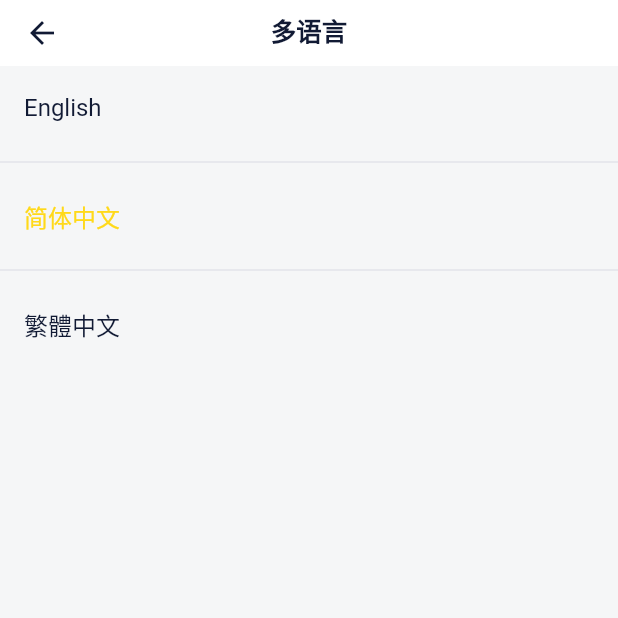
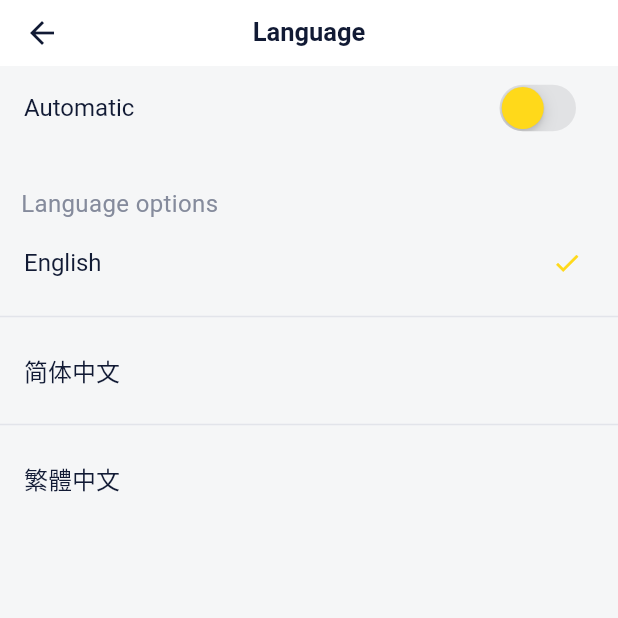
Before and after one commit to TryImpossible/moodary_flutter, a Flutter app: the LanguageSettingsScreen screen opened directly, on a phone screen of 412 x 824 dp, the top half of it. Run offline on Flutter 3.47's test engine with Material 3 defaults, Android fonts, the light colour scheme and no system bars; our stand-ins replace flutter_riverpod, freezed_annotation, go_router, riverpod_annotation, shared_preferences; accounts and stored records are empty; generated files the repository leaves out were written again.

Commit message:
feat: 多语言设置支持跟随系统功能

```diff
--- a/lib/config/l10n/intl/messages_en.dart
+++ b/lib/config/l10n/intl/messages_en.dart
@@ -24,6 +24,10 @@ class MessageLookup extends MessageLookupByLibrary {
   static Map<String, Function> _notInlinedMessages(_) => <String, Function>{
     "app_name": MessageLookupByLibrary.simpleMessage("moodary"),
     "dark": MessageLookupByLibrary.simpleMessage("dark"),
+    "follow_system": MessageLookupByLibrary.simpleMessage("Automatic"),
+    "language_options": MessageLookupByLibrary.simpleMessage(
+      "Language options",
+    ),
     "light": MessageLookupByLibrary.simpleMessage("light"),
     "log_mood": MessageLookupByLibrary.simpleMessage("log mood"),
     "mulit_language": MessageLookupByLibrary.simpleMessage("Language"),
--- a/lib/config/l10n/intl/messages_zh_Hans.dart
+++ b/lib/config/l10n/intl/messages_zh_Hans.dart
@@ -24,6 +24,8 @@ class MessageLookup extends MessageLookupByLibrary {
   static Map<String, Function> _notInlinedMessages(_) => <String, Function>{
     "app_name": MessageLookupByLibrary.simpleMessage("moodary"),
     "dark": MessageLookupByLibrary.simpleMessage("深色"),
+    "follow_system": MessageLookupByLibrary.simpleMessage("跟随系统"),
+    "language_options": MessageLookupByLibrary.simpleMessage("语言选项"),
     "light": MessageLookupByLibrary.simpleMessage("浅色"),
     "log_mood": MessageLookupByLibrary.simpleMessage("记心情"),
     "mulit_language": MessageLookupByLibrary.simpleMessage("多语言"),
--- a/lib/config/l10n/intl/messages_zh_Hant.dart
+++ b/lib/config/l10n/intl/messages_zh_Hant.dart
@@ -24,6 +24,8 @@ class MessageLookup extends MessageLookupByLibrary {
   static Map<String, Function> _notInlinedMessages(_) => <String, Function>{
     "app_name": MessageLookupByLibrary.simpleMessage("moodary"),
     "dark": MessageLookupByLibrary.simpleMessage("深色"),
+    "follow_system": MessageLookupByLibrary.simpleMessage("系統預設"),
+    "language_options": MessageLookupByLibrary.simpleMessage("語言選項"),
     "light": MessageLookupByLibrary.simpleMessage("淺色"),
     "log_mood": MessageLookupByLibrary.simpleMessage("記心情"),
     "mulit_language": MessageLookupByLibrary.simpleMessage("多語言"),
--- a/lib/config/l10n/intl_en.arb
+++ b/lib/config/l10n/intl_en.arb
@@ -7,6 +7,9 @@
   "settings": "Settings",
 
   "mulit_language": "Language",
+  "language_options": "Language options",
+
+  "follow_system": "Automatic",
 
   "theme": "Theme",
   "light": "light",
--- a/lib/config/l10n/intl_zh_Hans.arb
+++ b/lib/config/l10n/intl_zh_Hans.arb
@@ -7,6 +7,9 @@
   "settings": "设置",
 
   "mulit_language": "多语言",
+  "language_options": "语言选项",
+
+  "follow_system": "跟随系统",
 
   "theme": "主题",
   "light": "浅色",
--- a/lib/config/l10n/intl_zh_Hant.arb
+++ b/lib/config/l10n/intl_zh_Hant.arb
@@ -7,6 +7,9 @@
   "settings": "設置",
 
   "mulit_language": "多語言",
+  "language_options": "語言選項",
+
+  "follow_system": "系統預設",
 
   "theme": "主題",
   "light": "淺色",
--- a/lib/config/l10n/l10n.dart
+++ b/lib/config/l10n/l10n.dart
@@ -85,6 +85,21 @@
     return Intl.message('Language', name: 'mulit_language', desc: '', args: []);
   }
 
+  /// `Language options`
+  String get language_options {
+    return Intl.message(
+      'Language options',
+      name: 'language_options',
+      desc: '',
+      args: [],
+    );
+  }
+
+  /// `Automatic`
+  String get follow_system {
+    return Intl.message('Automatic', name: 'follow_system', desc: '', args: []);
+  }
+
   /// `Theme`
   String get theme {
     return Intl.message('Theme', name: 'theme', desc: '', args: []);
--- a/lib/core/l10n/l10n_state.dart
+++ b/lib/core/l10n/l10n_state.dart
@@ -1,25 +1,15 @@
-import 'package:freezed_annotation/freezed_annotation.dart';
 import 'dart:ui';
 
+import 'package:flutter/cupertino.dart';
+import 'package:freezed_annotation/freezed_annotation.dart';
+
 part 'l10n_state.freezed.dart';
-
-extension LocalExt on Locale {
-  String getString() {
-    return switch (this) {
-      const Locale.fromSubtags(languageCode: 'en') => 'English',
-      const Locale.fromSubtags(languageCode: 'zh', scriptCode: 'Hans') =>
-        '简体中文',
-      const Locale.fromSubtags(languageCode: 'zh', scriptCode: 'Hant') =>
-        '繁體中文',
-      _ => 'English',
-    };
-  }
-}
 
 @freezed
 class L10nState with _$L10nState {
   const factory L10nState({
-    required Locale locale,
+    required bool isFollowSystem,
+    required Locale? locale,
     required List<Locale> supportedLocales,
   }) = _L10nState;
 }
--- a/lib/features/settings/presentation/language_settings/language_settings_screen.dart
+++ b/lib/features/settings/presentation/language_settings/language_settings_screen.dart
@@ -1,24 +1,73 @@
+import 'package:flutter/cupertino.dart';
 import 'package:flutter/material.dart';
 import 'package:flutter_riverpod/flutter_riverpod.dart';
 import 'package:moodary_flutter/config/resources/resources.dart';
 import 'package:moodary_flutter/core/l10n/l10n_manager.dart';
 import 'package:moodary_flutter/core/l10n/l10n_state.dart';
+import 'package:moodary_flutter/core/utils/locale_utils.dart';
 
-class LanguageSettingsScreen extends ConsumerWidget {
+class LanguageSettingsScreen extends StatelessWidget {
   const LanguageSettingsScreen({super.key});
+
+  @override
+  Widget build(BuildContext context) {
+    return Scaffold(
+      appBar: AppBar(
+        title: Text(context.string.mulit_language),
+        centerTitle: true,
+      ),
+      body: const Column(
+        children: <Widget>[
+          _FollowSystemItem(),
+          SizedBox(height: 24),
+          _LanguageOptionsList(),
+        ],
+      ),
+    );
+  }
+}
+
+class _FollowSystemItem extends ConsumerWidget {
+  const _FollowSystemItem({super.key});
+
+  @override
+  Widget build(BuildContext context, WidgetRef ref) {
+    final bool isFollowSystem = ref.watch(
+        l10nManagerProvider.select((L10nState state) => state.isFollowSystem));
+    return ListTile(
+      title: Text(context.string.follow_system),
+      trailing: CupertinoSwitch(
+        activeColor: context.color.switchActive,
+        thumbColor: context.color.switchThumb,
+        value: isFollowSystem,
+        onChanged: ref.read(l10nManagerProvider.notifier).followSystem,
+      ),
+    );
+  }
+}
+
+class _LanguageOptionsList extends ConsumerWidget {
+  const _LanguageOptionsList({super.key});
 
   @override
   Widget build(BuildContext context, WidgetRef ref) {
     final List<Locale> supportedLocales = ref.watch(l10nManagerProvider
         .select((L10nState state) => state.supportedLocales));
-    return Scaffold(
-      appBar: AppBar(
-        title: Text(context.string.mulit_language),
-        centerTitle: true,
+    return Expanded(
+      child: Column(
+        crossAxisAlignment: CrossAxisAlignment.start,
+        children: <Widget>[
+          Padding(
+            padding: const EdgeInsets.symmetric(horizontal: 14),
+            child: Text(
+              context.string.language_options,
+              style: TextStyle(color: context.color.secondaryText),
             ),
-      body: ListView.separated(
+          ),
+          Expanded(
+            child: ListView.separated(
               itemBuilder: (_, int index) {
-          return _LanguageSettingsCell(
+                return _LanguageOptionItem(
                   locale: supportedLocales[index],
                 );
               },
@@ -27,12 +76,15 @@ class LanguageSettingsScreen extends ConsumerWidget {
               },
               itemCount: supportedLocales.length,
             ),
+          ),
+        ],
+      ),
     );
   }
 }
 
-class _LanguageSettingsCell extends ConsumerWidget {
-  const _LanguageSettingsCell({
+class _LanguageOptionItem extends ConsumerWidget {
+  const _LanguageOptionItem({
     super.key,
     required this.locale,
   });
@@ -41,12 +93,15 @@ class _LanguageSettingsCell extends ConsumerWidget {
 
   @override
   Widget build(BuildContext context, WidgetRef ref) {
-    final Locale current = ref
+    final Locale? current = ref
         .watch(l10nManagerProvider.select((L10nState state) => state.locale));
+    final bool isSelected = current == locale;
     return ListTile(
-      title: Text(locale.getString()),
-      selected: current == locale,
-      onTap: () => ref.read(l10nManagerProvider.notifier).change(locale),
+      title: Text(LocaleUtils.getString(locale)),
+      onTap: () => ref.read(l10nManagerProvider.notifier).changeLocale(locale),
+      trailing: isSelected
+          ? Icon(Icons.check, size: 20, color: context.color.primary)
+          : null,
     );
   }
 }
```
Also changed, not shown: lib/core/l10n/l10n_manager.dart (+47 -4 lines), lib/core/utils/locale_utils.dart (added, +37 -0 lines), lib/main.dart (+22 -2 lines), pubspec.yaml (+8 -0 lines), lib/core/l10n/l10n_manager.g.dart, lib/core/l10n/l10n_state.freezed.dart, pubspec.lock, 10 other files. Lines whose indentation alone changed are shown as unchanged.
